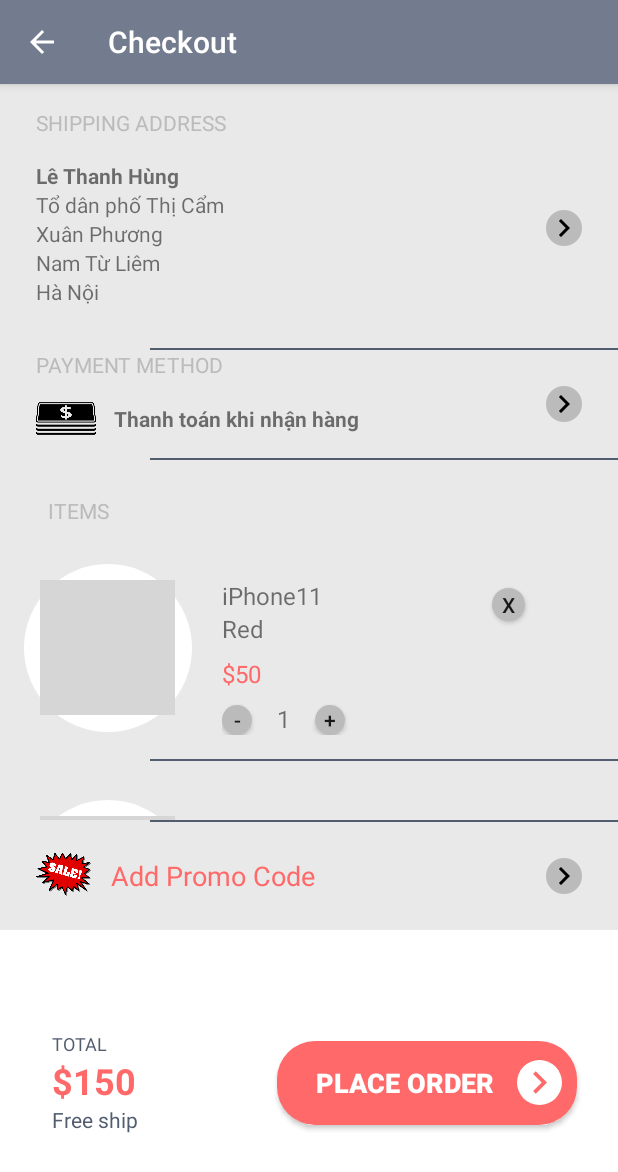
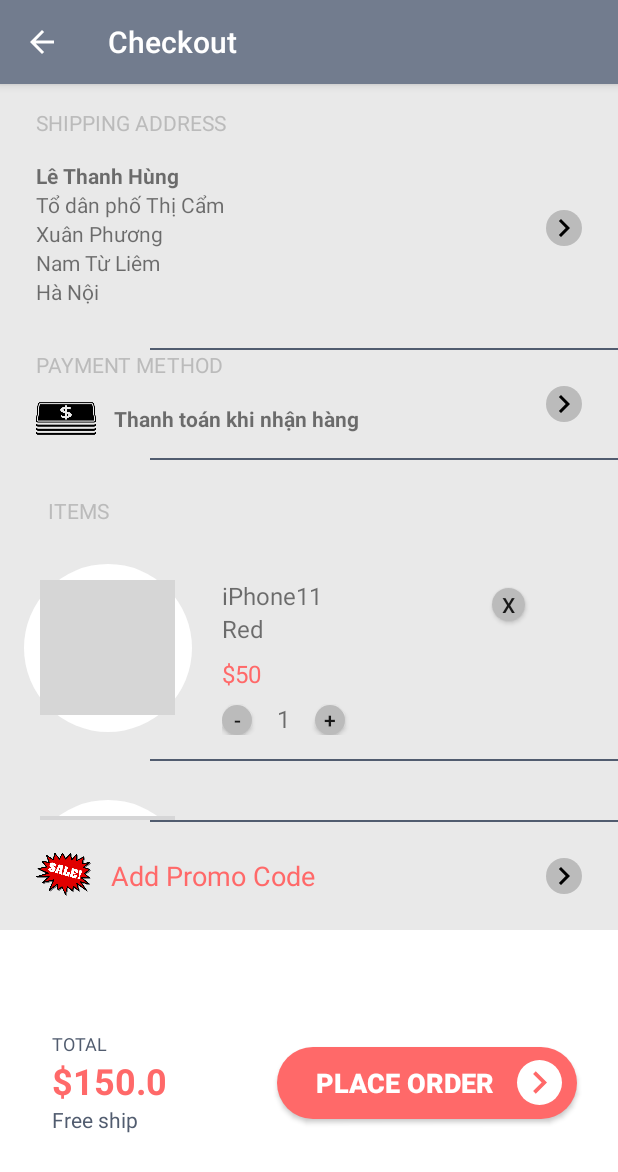
Before and after one commit to VinhtvPh09066/GROUP4-PT14354-MOB-MOB104, an Android app: the PurchaseActivity screen opened directly, with no data from a screen before it, after a tap on an icon or button, on a phone screen of 412 x 824 dp. Shown: the top 1172 px of the screen. Run offline under Robolectric (Android 15) with nearby library versions, the phone set to English and light mode, and no system bars; grey boxes are pictures that could not be loaded.

Commit message:
hung update

```diff
--- a/Code2020/app/src/main/java/com/example/agile_phoneshoping/CartAdapter.java
+++ b/Code2020/app/src/main/java/com/example/agile_phoneshoping/CartAdapter.java
@@ -60,7 +60,7 @@ public class CartAdapter extends RecyclerView.Adapter {
         public ImageView imgsanpham;
         public TextView tvtensanpham,tvmausampham,tvgiasanpham,tvsoluongsanpham,tvTong;
         public Button btnTru,btnCong,btnDelete;
-        static int tt = Integer.parseInt(CartFragment.tvTongtien.getText() + "");
+        static double tt = Double.parseDouble(CartFragment.tvTongtien.getText() + "");
 
         public ViewHolder(View itemView) {
             super(itemView);
@@ -115,6 +115,7 @@ public class CartAdapter extends RecyclerView.Adapter {
             btnDelete.setOnClickListener(new View.OnClickListener() {
                 @Override
                 public void onClick(View view) {
+
                     int gsp = Integer.parseInt(giasp[0]);
                     int sl = Integer.parseInt(soluong[0]);
                     int t = Integer.parseInt(tong[0]);
@@ -123,6 +124,9 @@ public class CartAdapter extends RecyclerView.Adapter {
                     tong[0] = String.valueOf(t);
                     tvTong.setText(tong[0]);
                     CartFragment.tvTongtien.setText(String.valueOf(tt));
+                    if(CartFragment.cart.size()<1){
+                        CartFragment.tvnoproduct.setVisibility(View.VISIBLE);
+                    }
 
 
                 }
--- a/Code2020/app/src/main/java/com/example/agile_phoneshoping/activity/PurchaseActivity.java
+++ b/Code2020/app/src/main/java/com/example/agile_phoneshoping/activity/PurchaseActivity.java
@@ -48,7 +48,7 @@ public class PurchaseActivity extends AppCompatActivity {
         tvcard = findViewById(R.id.tvcard);
         tvcard.setText(CartFragment.hinhthuc.getText().toString());
         final String tongtien = CartFragment.tvTongtien.getText().toString();
-        final int[] tt = {Integer.parseInt(tongtien)};
+        final double[] tt = {Double.parseDouble(tongtien)};
         tvTongtien2.setText(tongtien);
         recyclerView2 = findViewById(R.id.cartList2);
 
@@ -69,6 +69,7 @@ public class PurchaseActivity extends AppCompatActivity {
         btnplaceorder.setOnClickListener(new View.OnClickListener() {
             @Override
             public void onClick(View view) {
+
                 intent = new Intent(PurchaseActivity.this, OrderPlaceActivity.class);
                 startActivity(intent);
             }
--- a/Code2020/app/src/main/res/layout/activity_purchase.xml
+++ b/Code2020/app/src/main/res/layout/activity_purchase.xml
@@ -241,7 +241,7 @@
         <Button
             android:id="@+id/btnPlaceorder"
             android:layout_width="200dp"
-            android:layout_height="56dp"
+            android:layout_height="48dp"
             android:layout_marginRight="24dp"
             android:background="@drawable/rounder_button"
             android:drawableRight="@drawable/go_arrow_rounded"
```
Also changed, not shown: Code2020/app/src/main/java/com/example/agile_phoneshoping/fragment/CartFragment.java (+10 -4 lines), Code2020/app/src/main/java/com/example/agile_phoneshoping/model/Cart.java (+12 -11 lines), Code2020/app/src/main/res/layout/fragment_cart.xml (+11 -1 lines).
